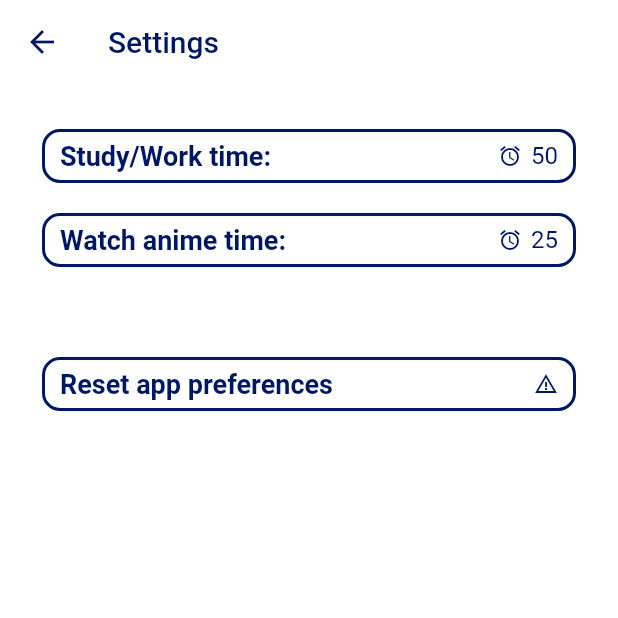
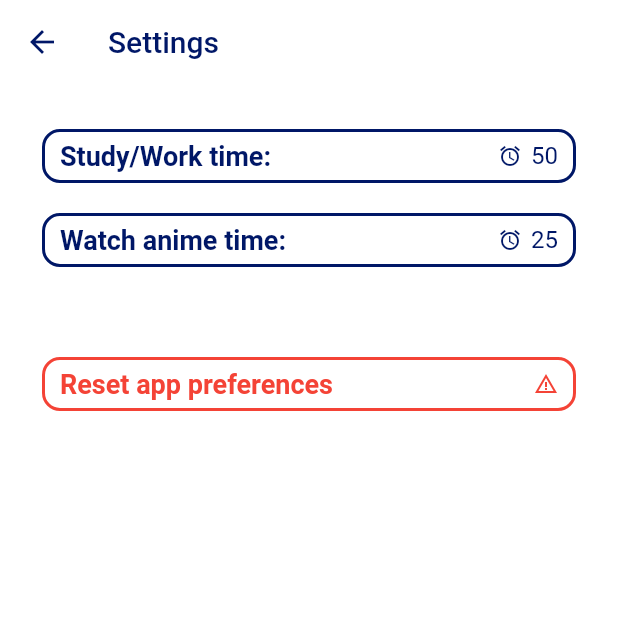
Before and after one commit to feliper2002/anime-work-TiMa, a Flutter app: the SettingsPage screen opened by its route, on a phone screen of 412 x 824 dp, the top half of it. Run offline on Flutter 3.47's test engine with Material 2 defaults, Android fonts, the phone set to English and light mode, and no system bars; our stand-ins replace flutter_mobx, flutter_modular, mobx, shared_preferences; accounts and stored records are empty; generated files the repository leaves out were written again.

Commit message:
Reset button color

```diff
--- a/lib/modules/settings/presenter/settings.page.dart
+++ b/lib/modules/settings/presenter/settings.page.dart
@@ -58,7 +58,7 @@ class SettingsPage extends StatelessWidget {
               }),
               const SizedBox(height: 40),
               Observer(builder: (_) {
-                return ResetButton(mode, onTap: () async {
+                return ResetButton(onTap: () async {
                   await settings.resetPreferences();
                 });
               }),
--- a/lib/modules/settings/presenter/widgets/reset_btn.dart
+++ b/lib/modules/settings/presenter/widgets/reset_btn.dart
@@ -1,18 +1,12 @@
-import 'package:anime_work_time_management/shared/theme/colors.dart';
 import 'package:flutter/material.dart';
 
 class ResetButton extends StatelessWidget {
-  final bool? mode;
   final Function? onTap;
 
-  ResetButton(this.mode, {this.onTap});
-  Color? get backgroundColor =>
-      (mode! ? Colors.white : AppColors.mainTimerColorDark);
-  Color? get textColor =>
-      (mode! ? AppColors.mainTimerColorLight : Colors.white);
+  ResetButton({this.onTap});
   @override
   Widget build(BuildContext context) {
-    Color? mainColor = (mode! ? AppColors.mainTimerColorLight : Colors.white);
+    Color? mainColor = Colors.red;
 
     return Container(
       margin: const EdgeInsets.symmetric(vertical: 4, horizontal: 12),
```
